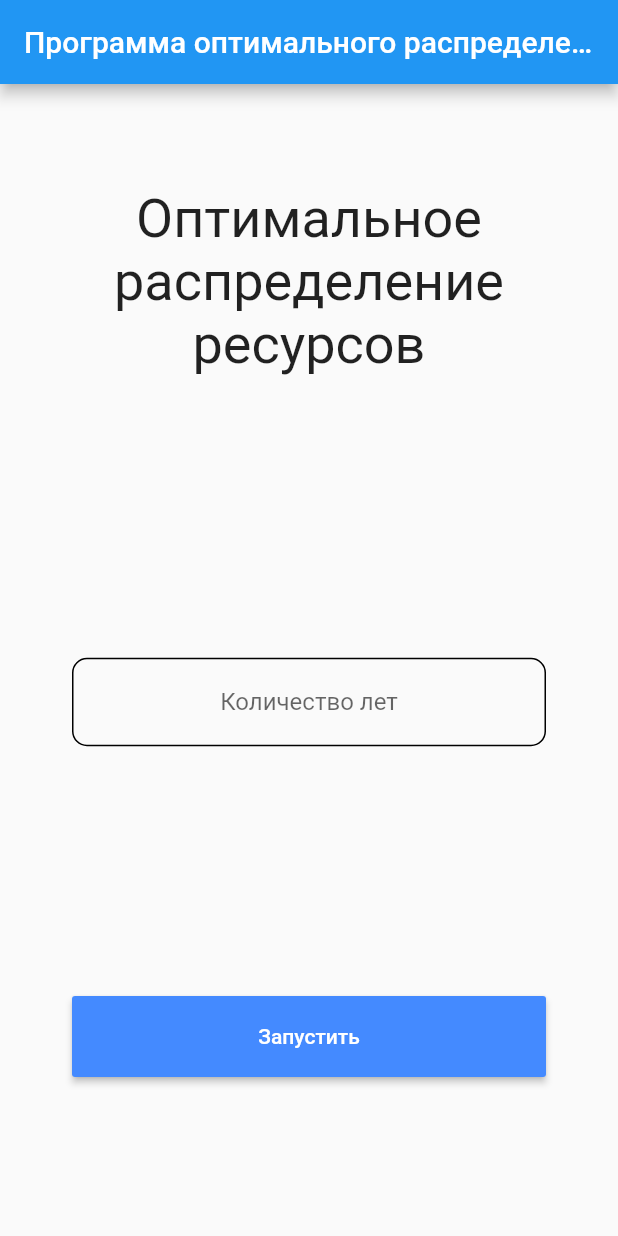
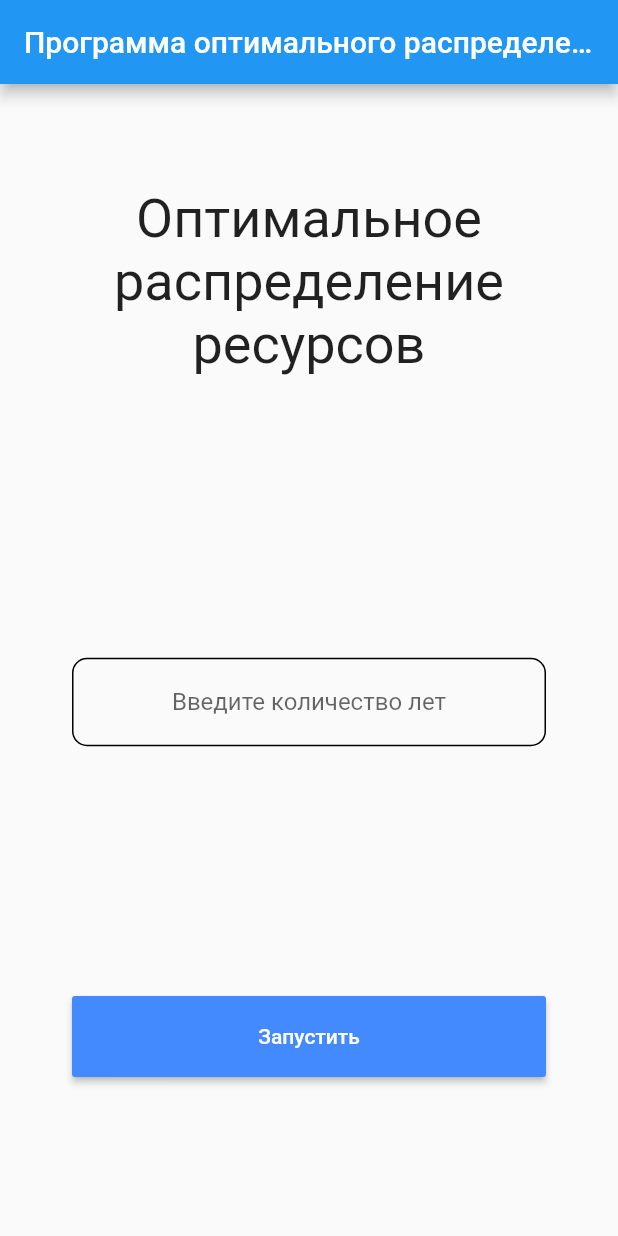
Before and after one commit to yuliana259/------, a Flutter app: the screen it shows after launch, on a phone screen of 412 x 824 dp. Run offline on Flutter 3.47's test engine with Material 2 defaults, Android fonts, the phone set to English and light mode, and no system bars.

Commit message:
change placeholder

```diff
--- a/resourse_allocation/lib/screens/main_page.dart
+++ b/resourse_allocation/lib/screens/main_page.dart
@@ -59,7 +59,7 @@ class _MainPageState extends State<MainPage> {
                       controller: _amountYearsController,
                       textAlign: TextAlign.center,
                       decoration: InputDecoration(
-                          hintText: 'Количество лет',
+                          hintText: 'Введите количество лет',
                           focusedBorder: OutlineInputBorder(
                               borderRadius:
                                   BorderRadius.all(Radius.circular(10)),
```
